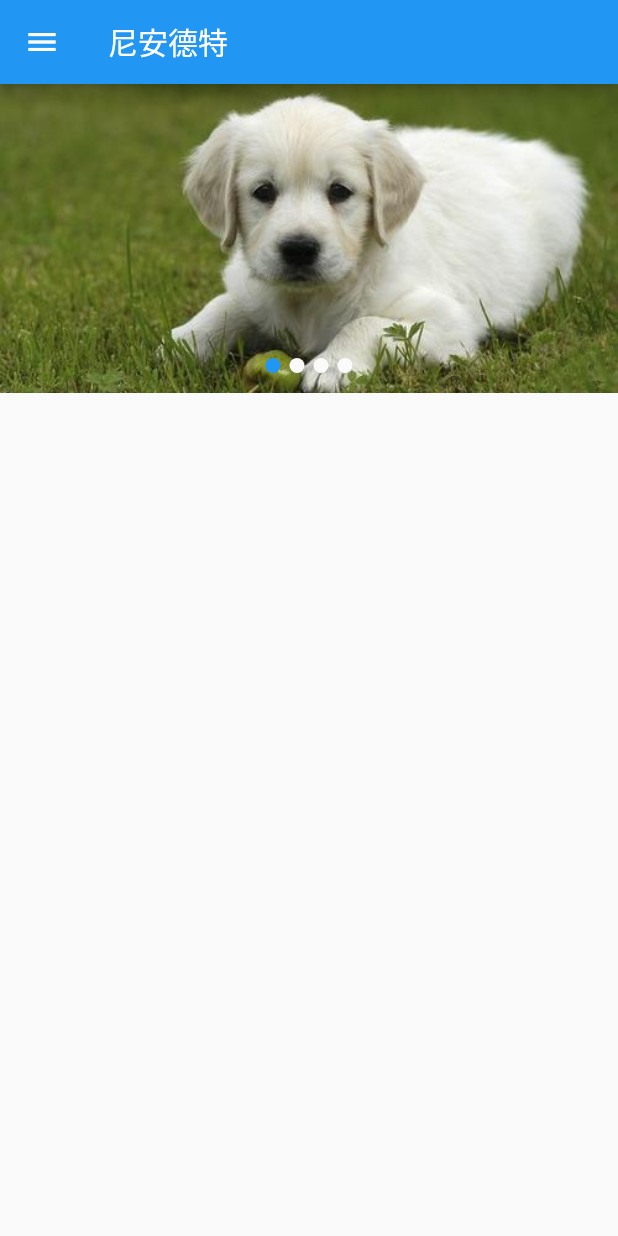
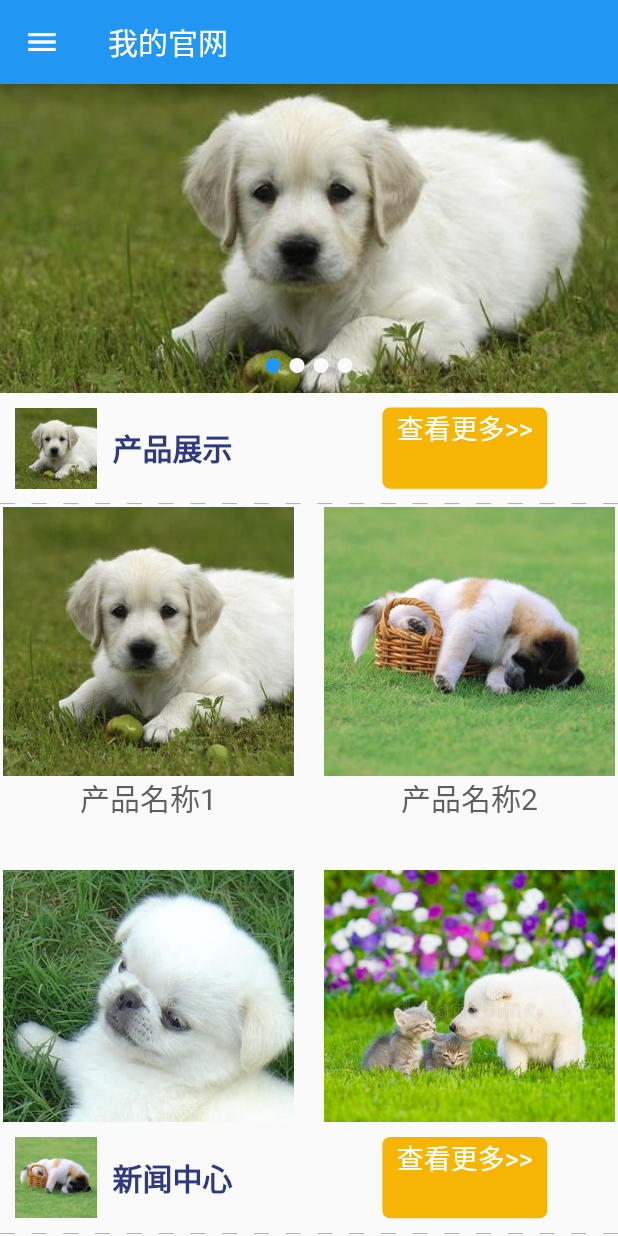
Before and after one commit to waltkong/flutter_walt_enterprise, a Flutter app: the screen it shows after launch, on a phone screen of 412 x 824 dp. Run offline on Flutter 3.47's test engine with Material 2 defaults, Android fonts, the phone set to English and light mode, and no system bars; our stand-ins replace flutter_screenutil, flutter_swiper.

Commit message:
产品列表

```diff
--- a/flutter_walt_enterprise/lib/components/banner_component.dart
+++ b/flutter_walt_enterprise/lib/components/banner_component.dart
@@ -19,7 +19,7 @@ class BannerComponent extends StatelessWidget {
           return Image.asset(
             list[index]['image'],
             width: ScreenUtil().setWidth(750),
-            height: ScreenUtil().setWidth(230),
+            height: ScreenUtil().setHeight(230),
             fit: BoxFit.cover,
           );
         },
--- /dev/null
+++ b/flutter_walt_enterprise/lib/components/my_separator.dart
@@ -0,0 +1,37 @@
+import 'package:flutter/material.dart';
+
+//虚线分割
+class MySeparator extends StatelessWidget {
+
+  final double height;
+  final Color color;
+
+  MySeparator({this.height = 1, this.color = Colors.black});
+
+  @override
+  Widget build(BuildContext context) {
+    return LayoutBuilder(
+      builder: (BuildContext context, BoxConstraints constraints) {
+        final boxWidth = constraints.constrainWidth();
+        final dashWidth = 10.0;
+        final dashHeight = height;
+        final dashCount = (boxWidth / (2 * dashWidth)).floor();
+        return Flex(
+          children: List.generate(dashCount, (_) {
+            return SizedBox(
+              width: dashWidth,
+              height: dashHeight,
+              child: DecoratedBox(
+                decoration: BoxDecoration(color: color),
+              ),
+            );
+          }),
+          mainAxisAlignment: MainAxisAlignment.spaceBetween,
+          direction: Axis.horizontal,
+        );
+      },
+    );
+  }
+
+
+}
--- /dev/null
+++ b/flutter_walt_enterprise/lib/datas/banner_data.dart
@@ -0,0 +1,10 @@
+class BannerData{
+
+  static List list = [
+    {'image':'assets/images/dog1.jpg'},
+    {'image':'assets/images/dog2.jpg'},
+    {'image':'assets/images/dog3.jpg'},
+    {'image':'assets/images/dog4.jpg'},
+  ];
+
+}
--- /dev/null
+++ b/flutter_walt_enterprise/lib/datas/product_data.dart
@@ -0,0 +1,14 @@
+class ProductData{
+
+  static List list = [
+    {'id':'1','image':'assets/images/dog1.jpg','name':'产品名称1'},
+    {'id':'2','image':'assets/images/dog2.jpg','name':'产品名称2'},
+    {'id':'3','image':'assets/images/dog3.jpg','name':'产品名称3'},
+    {'id':'4','image':'assets/images/dog4.jpg','name':'产品名称4'},
+    {'id':'5','image':'assets/images/dog5.jpg','name':'产品名称5'},
+    {'id':'6','image':'assets/images/dog1.jpg','name':'产品名称6'},
+    {'id':'7','image':'assets/images/dog2.jpg','name':'产品名称7'},
+    {'id':'8','image':'assets/images/dog3.jpg','name':'产品名称8'},
+  ];
+
+}
--- a/flutter_walt_enterprise/lib/pages/index_page.dart
+++ b/flutter_walt_enterprise/lib/pages/index_page.dart
@@ -1,8 +1,11 @@
+import 'package:flutter/cupertino.dart';
 import 'package:flutter/material.dart';
 import 'package:flutter_walt_enterprise/components/drawer_component.dart';
 import 'package:flutter_screenutil/flutter_screenutil.dart';
 import 'package:flutter_walt_enterprise/components/banner_component.dart';
-
+import 'package:flutter_walt_enterprise/components/my_separator.dart';
+import 'package:flutter_walt_enterprise/datas/product_data.dart';
+import 'package:flutter_walt_enterprise/datas/banner_data.dart';
 
 class IndexPageHome extends StatelessWidget {
   @override
@@ -19,17 +22,16 @@ class IndexPage extends StatefulWidget {
 
 class _IndexPageState extends State<IndexPage> {
 
-  List _bannerList = [
-    {'image':'assets/images/dog1.jpg'},
-    {'image':'assets/images/dog2.jpg'},
-    {'image':'assets/images/dog3.jpg'},
-    {'image':'assets/images/dog4.jpg'},
-  ];
+  List _bannerList;
+  List _productList;
 
 
   @override
   void initState() {
     super.initState();
+
+    this._bannerList = BannerData.list;
+    this._productList = ProductData.list;
   }
 
   @override
@@ -40,18 +42,35 @@ class _IndexPageState extends State<IndexPage> {
     return Container(
       child: Scaffold(
         appBar: AppBar(
-          title: Text('尼安德特'),
+          title: Text('我的官网'),
         ),
         drawer: Drawer(
           child: DrawerComponent(),
         ),
         body: Container(
-          child: Column(
+          child: ListView(
             children: <Widget>[
 
+            // banner
               Container(
                 child: BannerComponent(list:_bannerList),
               ),
+
+              //产品展示
+              _commonHeader('assets/images/dog1.jpg','产品展示',''),
+              MySeparator(height: 0.2,),
+              _productListBox(),
+
+
+              _commonHeader('assets/images/dog2.jpg','新闻中心',''),
+              MySeparator(height: 0.2,),
+              _commonHeader('assets/images/dog2.jpg','新闻中心',''),
+              MySeparator(height: 0.2,),
+              _commonHeader('assets/images/dog2.jpg','新闻中心',''),
+              MySeparator(height: 0.2,),
+              _commonHeader('assets/images/dog2.jpg','新闻中心',''),
+              MySeparator(height: 0.2,),
+
 
             ],
           ),
@@ -61,4 +80,106 @@ class _IndexPageState extends State<IndexPage> {
   }
 
 
+  List<Widget> _getProductListWidget(){
+    return _productList.map((item){
+      return _productItem(item);
+    }).toList();
+  }
+
+  Widget _productItem(Map item){
+    return Container(
+      width: ScreenUtil().setWidth(370),
+      height: ScreenUtil().setHeight(370),
+      child: Column(
+        children: <Widget>[
+          Image.asset(item['image'],
+            width: ScreenUtil().setWidth(370),
+            height: ScreenUtil().setHeight(290),
+            fit: BoxFit.cover,
+          ),
+          Container(
+            width: ScreenUtil().setWidth(370),
+            height: ScreenUtil().setHeight(78),
+            child: Text(item['name'],
+              textAlign: TextAlign.center,
+              style: TextStyle(
+                fontSize: 20,
+                color: Color.fromRGBO(95,95,95, 1),
+              ),
+            ),
+          ),
+        ],
+      ),
+    );
+
+  }
+
+
+  Widget _productListBox(){
+    return Container(
+      width: ScreenUtil().setWidth(750),
+      height: ScreenUtil().setWidth(750),
+      child: GridView.count(
+        children: _getProductListWidget(),
+        crossAxisCount: 2,
+        padding: EdgeInsets.all(2),
+        crossAxisSpacing: 20,
+        // 水平距离
+        mainAxisSpacing: 20,
+        // 垂直距离
+        childAspectRatio: 3.5/4, // 宽高比例
+      ),
+    );
+  }
+
+
+  //公共的头部
+  Widget _commonHeader(String _icon,String _title,String _route){
+    return Container(
+      width: ScreenUtil().setWidth(750),
+      height: ScreenUtil().setHeight(120),
+      padding: EdgeInsets.all(10),
+      child: Row(
+        children: <Widget>[
+          Image.asset(_icon,
+            width: ScreenUtil().setWidth(100),
+            height: ScreenUtil().setHeight(100),
+            fit: BoxFit.cover
+          ),
+          Container(
+            margin: EdgeInsets.only(left: 10),
+            child: Text(_title,
+              style: TextStyle(
+                color: Color.fromRGBO(46,58,124, 1),
+                fontSize: 20,
+                fontWeight: FontWeight.bold
+              ),
+            ),
+          ),
+
+          InkWell(
+            onTap: (){
+
+            },
+            child: Container(
+              decoration: BoxDecoration(
+                color: Color.fromRGBO(246,180,4, 1),
+                borderRadius: BorderRadius.all(Radius.circular(5)),
+              ),
+              margin: EdgeInsets.only(right: 0,left: 100),
+              width: ScreenUtil().setWidth(200),
+              height: ScreenUtil().setHeight(100),
+              child: Text('查看更多>>',
+                style: TextStyle(color: Colors.white,fontSize: 18),textAlign: TextAlign.center,overflow: TextOverflow.ellipsis,
+              ),
+            ),
+          ),
+
+        ],
+      ),
+    );
+  }
+
+
+
 }
```
